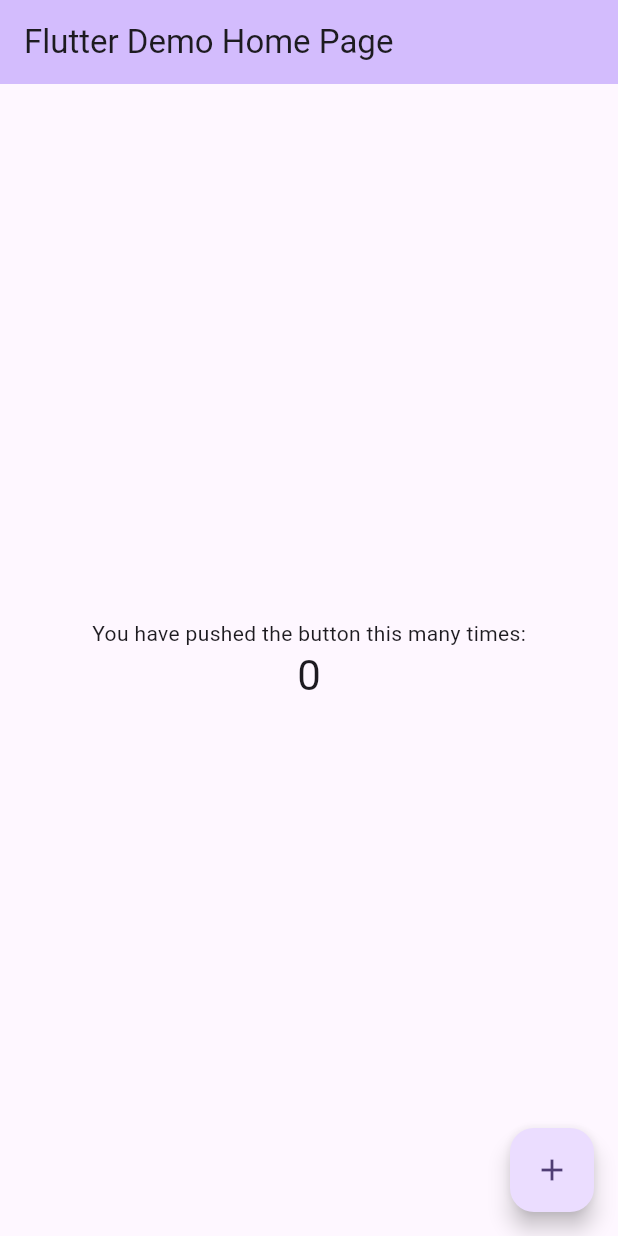
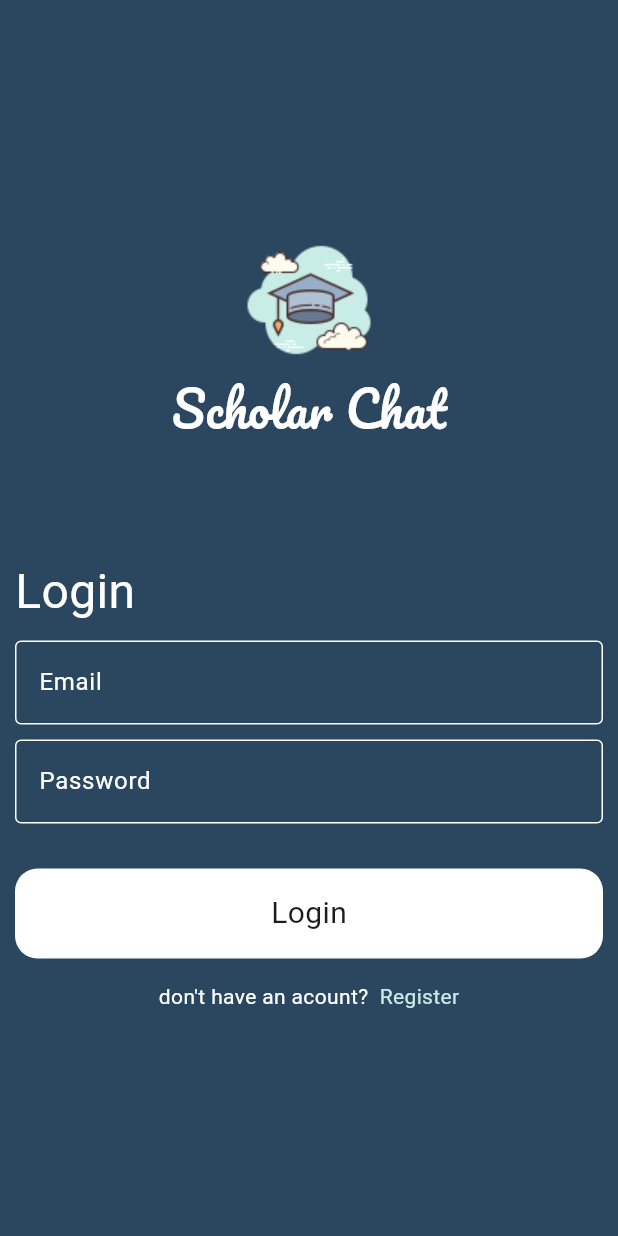
Before and after one commit to hamza-alhinawi/chat_app, a Flutter app: the screen it shows after launch, on a phone screen of 412 x 824 dp. Run offline on Flutter 3.47's test engine with Material 3 defaults, Android fonts, the phone set to English and light mode, and no system bars.

Commit message:
ADD_login_view &&register_views

```diff
--- /dev/null
+++ b/lib/Views/login_view.dart
@@ -0,0 +1,74 @@
+import 'package:chat_app/Views/register_views.dart';
+import 'package:chat_app/widgets/custom_container_buttom.dart';
+import 'package:chat_app/widgets/custom_text_field.dart';
+import 'package:chat_app/widgets/cutom_bottom.dart';
+import 'package:flutter/material.dart';
+
+class LoginView extends StatelessWidget {
+  const LoginView({super.key});
+
+  @override
+  Widget build(BuildContext context) {
+    return Scaffold(
+      backgroundColor: Color(0xff2b475F),
+      body: Padding(
+        padding: const EdgeInsets.symmetric(horizontal: 10),
+        child: Column(
+          mainAxisAlignment: MainAxisAlignment.center,
+          children: [
+            const Spacer(flex: 2),
+            Image.asset('assets/images/scholar.png'),
+            Text(
+              'Scholar Chat',
+              style: TextStyle(
+                fontSize: 32,
+                color: Colors.white,
+                fontFamily: 'Pacifico',
+              ),
+            ),
+            const Spacer(flex: 1),
+            Row(
+              mainAxisAlignment: MainAxisAlignment.start,
+              children: [
+                Text(
+                  'Login',
+                  style: TextStyle(fontSize: 32, color: Colors.white),
+                ),
+              ],
+            ),
+            const SizedBox(height: 10),
+            CustomTextField(hintText: 'Email'),
+            const SizedBox(height: 10),
+            CustomTextField(hintText: 'Password'),
+            const SizedBox(height: 30),
+            CustomContainerButtom(text: 'Login'),
+            const SizedBox(height: 15),
+            Row(
+              mainAxisAlignment: MainAxisAlignment.center,
+              children: [
+                Text(
+                  'don\'t have an acount? ',
+                  style: TextStyle(color: Colors.white),
+                ),
+                CutomBottom(
+                  title: ' Register',
+                  ontap: () {
+                    Navigator.push(
+                      context,
+                      MaterialPageRoute(
+                        builder: (context) {
+                          return RegisterView();
+                        },
+                      ),
+                    );
+                  },
+                ),
+              ],
+            ),
+            const Spacer(flex: 2),
+          ],
+        ),
+      ),
+    );
+  }
+}
--- a/lib/main.dart
+++ b/lib/main.dart
@@ -1,122 +1,16 @@
+import 'package:chat_app/Views/login_view.dart';
+import 'package:chat_app/Views/register_views.dart';
 import 'package:flutter/material.dart';
 
 void main() {
-  runApp(const MyApp());
+  runApp(const ChatApp());
 }
 
-class MyApp extends StatelessWidget {
-  const MyApp({super.key});
-
-  // This widget is the root of your application.
-  @override
-  Widget build(BuildContext context) {
-    return MaterialApp(
-      title: 'Flutter Demo',
-      theme: ThemeData(
-        // This is the theme of your application.
-        //
-        // TRY THIS: Try running your application with "flutter run". You'll see
-        // the application has a purple toolbar. Then, without quitting the app,
-        // try changing the seedColor in the colorScheme below to Colors.green
-        // and then invoke "hot reload" (save your changes or press the "hot
-        // reload" button in a Flutter-supported IDE, or press "r" if you used
-        // the command line to start the app).
-        //
-        // Notice that the counter didn't reset back to zero; the application
-        // state is not lost during the reload. To reset the state, use hot
-        // restart instead.
-        //
-        // This works for code too, not just values: Most code changes can be
-        // tested with just a hot reload.
-        colorScheme: ColorScheme.fromSeed(seedColor: Colors.deepPurple),
-      ),
-      home: const MyHomePage(title: 'Flutter Demo Home Page'),
-    );
-  }
-}
-
-class MyHomePage extends StatefulWidget {
-  const MyHomePage({super.key, required this.title});
-
-  // This widget is the home page of your application. It is stateful, meaning
-  // that it has a State object (defined below) that contains fields that affect
-  // how it looks.
-
-  // This class is the configuration for the state. It holds the values (in this
-  // case the title) provided by the parent (in this case the App widget) and
-  // used by the build method of the State. Fields in a Widget subclass are
-  // always marked "final".
-
-  final String title;
-
-  @override
-  State<MyHomePage> createState() => _MyHomePageState();
-}
-
-class _MyHomePageState extends State<MyHomePage> {
-  int _counter = 0;
-
-  void _incrementCounter() {
-    setState(() {
-      // This call to setState tells the Flutter framework that something has
-      // changed in this State, which causes it to rerun the build method below
-      // so that the display can reflect the updated values. If we changed
-      // _counter without calling setState(), then the build method would not be
-      // called again, and so nothing would appear to happen.
-      _counter++;
-    });
-  }
+class ChatApp extends StatelessWidget {
+  const ChatApp({super.key});
 
   @override
   Widget build(BuildContext context) {
-    // This method is rerun every time setState is called, for instance as done
-    // by the _incrementCounter method above.
-    //
-    // The Flutter framework has been optimized to make rerunning build methods
-    // fast, so that you can just rebuild anything that needs updating rather
-    // than having to individually change instances of widgets.
-    return Scaffold(
-      appBar: AppBar(
-        // TRY THIS: Try changing the color here to a specific color (to
-        // Colors.amber, perhaps?) and trigger a hot reload to see the AppBar
-        // change color while the other colors stay the same.
-        backgroundColor: Theme.of(context).colorScheme.inversePrimary,
-        // Here we take the value from the MyHomePage object that was created by
-        // the App.build method, and use it to set our appbar title.
-        title: Text(widget.title),
-      ),
-      body: Center(
-        // Center is a layout widget. It takes a single child and positions it
-        // in the middle of the parent.
-        child: Column(
-          // Column is also a layout widget. It takes a list of children and
-          // arranges them vertically. By default, it sizes itself to fit its
-          // children horizontally, and tries to be as tall as its parent.
-          //
-          // Column has various properties to control how it sizes itself and
-          // how it positions its children. Here we use mainAxisAlignment to
-          // center the children vertically; the main axis here is the vertical
-          // axis because Columns are vertical (the cross axis would be
-          // horizontal).
-          //
-          // TRY THIS: Invoke "debug painting" (choose the "Toggle Debug Paint"
-          // action in the IDE, or press "p" in the console), to see the
-          // wireframe for each widget.
-          mainAxisAlignment: MainAxisAlignment.center,
-          children: <Widget>[
-            const Text('You have pushed the button this many times:'),
-            Text(
-              '$_counter',
-              style: Theme.of(context).textTheme.headlineMedium,
-            ),
-          ],
-        ),
-      ),
-      floatingActionButton: FloatingActionButton(
-        onPressed: _incrementCounter,
-        tooltip: 'Increment',
-        child: const Icon(Icons.add),
-      ), // This trailing comma makes auto-formatting nicer for build methods.
-    );
+    return MaterialApp(debugShowCheckedModeBanner: false, home: LoginView());
   }
 }
--- /dev/null
+++ b/lib/widgets/custom_container_buttom.dart
@@ -0,0 +1,18 @@
+import 'package:flutter/material.dart';
+
+class CustomContainerButtom extends StatelessWidget {
+  const CustomContainerButtom({super.key, required this.text});
+  final String text;
+  @override
+  Widget build(BuildContext context) {
+    return Container(
+      height: 60,
+      width: double.infinity,
+      decoration: BoxDecoration(
+        color: Colors.white,
+        borderRadius: BorderRadius.circular(15),
+      ),
+      child: Center(child: Text(text, style: TextStyle(fontSize: 20))),
+    );
+  }
+}
--- /dev/null
+++ b/lib/widgets/custom_text_field.dart
@@ -0,0 +1,22 @@
+import 'package:flutter/material.dart';
+
+class CustomTextField extends StatelessWidget {
+  const CustomTextField({super.key, required this.hintText});
+  final String hintText;
+  @override
+  Widget build(BuildContext context) {
+    return TextField(
+      decoration: InputDecoration(
+        hintText: hintText,
+        hintStyle: TextStyle(color: Colors.white),
+        border: OutlineInputBorder(borderSide: BorderSide(color: Colors.white)),
+        enabledBorder: OutlineInputBorder(
+          borderSide: BorderSide(color: Colors.white),
+        ),
+        focusedBorder: OutlineInputBorder(
+          borderSide: BorderSide(color: Colors.red),
+        ),
+      ),
+    );
+  }
+}
--- /dev/null
+++ b/lib/widgets/cutom_bottom.dart
@@ -0,0 +1,14 @@
+import 'package:flutter/material.dart';
+
+class CutomBottom extends StatelessWidget {
+  const CutomBottom({super.key, required this.title, required this.ontap});
+  final String title;
+  final VoidCallback ontap;
+  @override
+  Widget build(BuildContext context) {
+    return GestureDetector(
+      onTap: ontap,
+      child: Text(title, style: TextStyle(color: Color(0xffC6ECE5))),
+    );
+  }
+}
```
Also changed, not shown: lib/Views/register_views.dart (added, +74 -0 lines), pubspec.yaml (+6 -8 lines), assets/fonts/Pacifico-Regular.ttf (added), assets/images/scholar.png (added).
